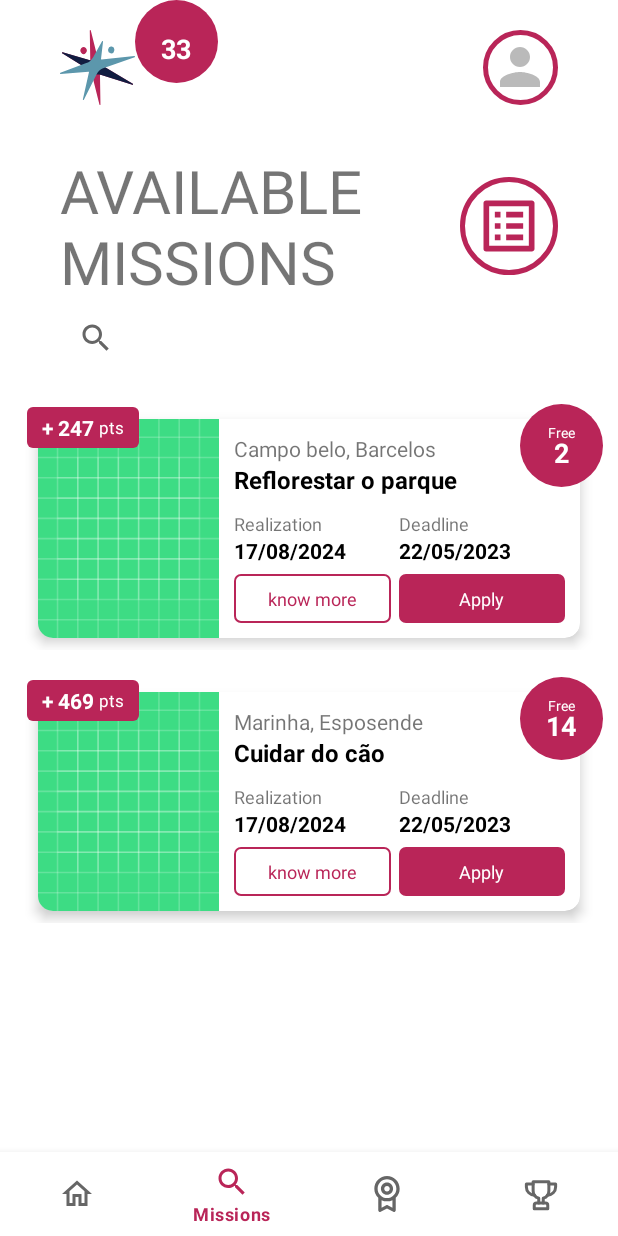
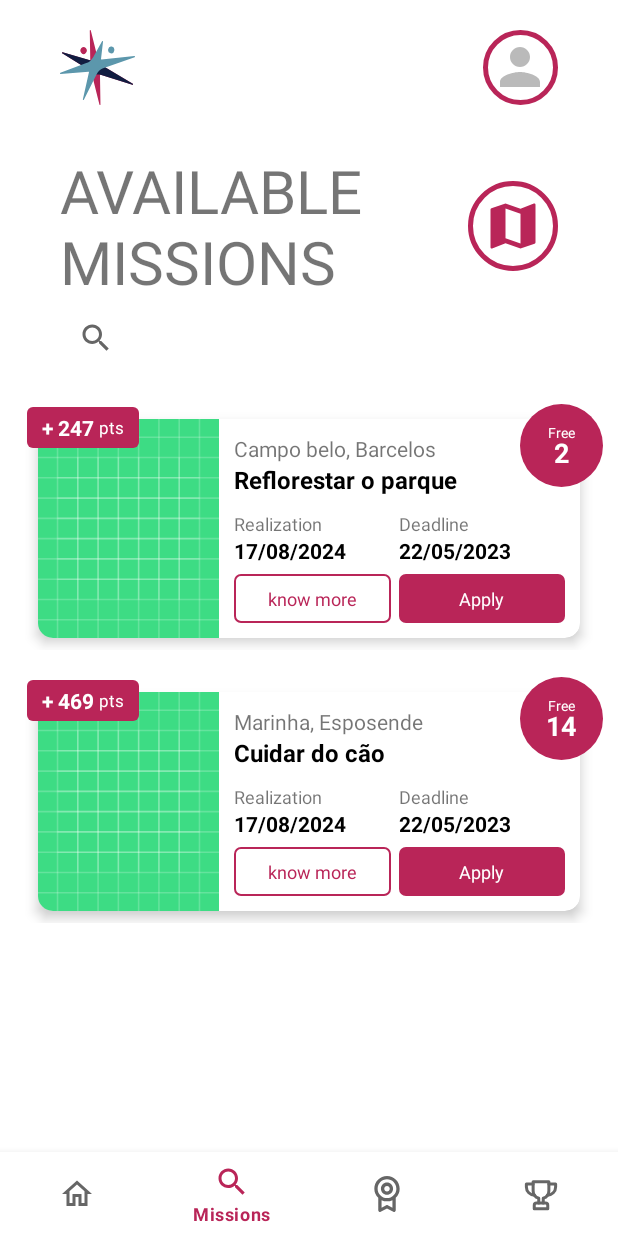
Before and after one commit to jacksonbarreto/Conslife, an Android app: the FindMissionFragment screen opened through its navigation route, on a phone screen of 412 x 824 dp. Run offline under Robolectric (Android 15) with nearby library versions, the phone set to English and light mode, and no system bars; our stand-ins replace navigation-ui; pictures from the network do not load.

Commit message:
complete navigation

```diff
--- a/app/src/main/java/com/conslife/widget/ViewModeButton.kt
+++ b/app/src/main/java/com/conslife/widget/ViewModeButton.kt
@@ -2,10 +2,8 @@ package com.conslife.widget
 
 import android.content.Context
 import android.util.AttributeSet
-import android.util.Log
 import android.view.LayoutInflater
 import android.widget.LinearLayout
-import androidx.navigation.fragment.NavHostFragment
 import com.conslife.R
 import com.conslife.databinding.ResViewModeButtonBinding
 
@@ -24,11 +22,9 @@ class ViewModeButton(context: Context, attrs: AttributeSet?) : LinearLayout(cont
 
 
     init {
-        isClickable = true
         context.obtainStyledAttributes(attrs, R.styleable.ViewModeButton).apply {
-            setViewModeType(getInt(R.styleable.ViewModeButton_view_mode_type, LIST_VIEW))
+            setViewModeType(getInt(R.styleable.ViewModeButton_view_mode_type, MAP_VIEW))
         }.recycle()
-        binding.viewModeButton.setOnClickListener { changeModeView() }
     }
 
 
@@ -40,7 +36,7 @@ class ViewModeButton(context: Context, attrs: AttributeSet?) : LinearLayout(cont
         }
     }
 
-    private fun changeModeView() {
+    fun changeModeView() {
         statusModeView = !statusModeView
         if (statusModeView) {
             setViewModeType(LIST_VIEW)
--- a/app/src/main/res/layout/fragment_find_mission.xml
+++ b/app/src/main/res/layout/fragment_find_mission.xml
@@ -55,20 +55,10 @@
             app:layout_constraintStart_toStartOf="parent"
             app:layout_constraintTop_toBottomOf="@+id/signal_logo" />
 
-
-        <com.conslife.widget.FloatingRoundCounter
-            android:id="@+id/btn_Test"
-            android:layout_width="wrap_content"
-            android:layout_height="wrap_content"
-            app:floating_round_counter_total="33"
-            app:text="Test"
-            app:layout_constraintStart_toEndOf="@+id/signal_logo"
-            app:layout_constraintTop_toTopOf="parent" />
-
         <com.conslife.widget.ViewModeButton
             android:id="@+id/find_mission_select_view"
-            android:layout_width="wrap_content"
-            android:layout_height="wrap_content"
+            android:layout_width="60dp"
+            android:layout_height="60dp"
             app:layout_constraintBottom_toBottomOf="@+id/find_mission_title_page"
             app:layout_constraintEnd_toEndOf="@+id/linearLayout"
             app:layout_constraintTop_toTopOf="@+id/find_mission_title_page" />
--- a/app/src/main/res/layout/res_search_bar.xml
+++ b/app/src/main/res/layout/res_search_bar.xml
@@ -8,7 +8,7 @@
         android:id="@+id/searchView"
         android:layout_width="match_parent"
         android:layout_height="50dp"
-        android:background="@drawable/search_view_conslife"
+        android:background="@drawable/draw_search_bar_conslife"
         android:focusable="false"
         app:iconifiedByDefault="false"
         app:queryHint="@string/hint_search_view"
--- a/app/src/main/res/layout/res_view_mode_button.xml
+++ b/app/src/main/res/layout/res_view_mode_button.xml
@@ -1,14 +1,20 @@
 <?xml version="1.0" encoding="utf-8"?>
 <LinearLayout xmlns:android="http://schemas.android.com/apk/res/android"
     android:id="@+id/container_view_mode_button"
-    android:layout_width="match_parent"
-    android:layout_height="match_parent">
+    android:layout_width="wrap_content"
+    android:layout_height="wrap_content"
+    android:clickable="false"
+    android:focusable="false">
+
 
     <ImageButton
         android:id="@+id/view_mode_button"
         android:layout_width="wrap_content"
         android:layout_height="wrap_content"
         android:background="@drawable/oval_shape"
-        android:padding="10dp" />
+        android:scaleType="centerCrop"
+        android:padding="10dp"
+        android:clickable="false"
+        android:focusable="false" />
 
 </LinearLayout>
--- a/app/src/main/res/values/attrs.xml
+++ b/app/src/main/res/values/attrs.xml
@@ -27,7 +27,7 @@
         </attr>
     </declare-styleable>
 
-    <declare-styleable name="SearchViewConslife">
+    <declare-styleable name="SearchBarConslife">
         <attr name="search_view_conslife_hint" format="string" />
     </declare-styleable>
 
```
Also changed, not shown: app/src/main/java/com/conslife/fragments/FindMissionFragment.kt (+4 -11 lines), app/src/main/java/com/conslife/widget/SearchBarConslife.kt (renamed from app/src/main/java/com/conslife/widget/SearchViewConslife.kt, +4 -3 lines), app/src/main/res/drawable/draw_search_bar_conslife.xml (renamed from app/src/main/res/drawable/search_view_conslife.xml).
